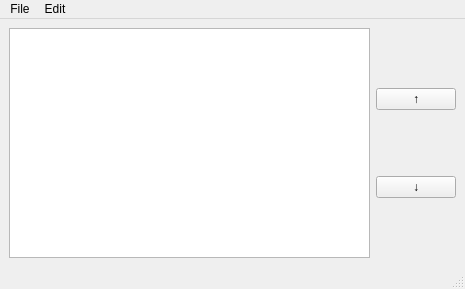
Before: the Qt Designer form QtCode/PrintProgramUI.ui in sciencefreak500/3DPrinterSoftware, drawn with Qt 5.
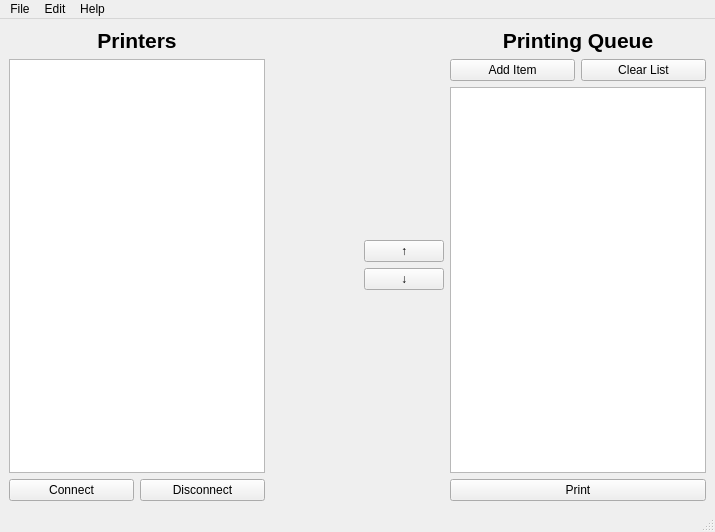
After: the same form once the commit is applied.

Diff of the .ui file:
```diff
--- a/QtCode/PrintProgramUI.ui
+++ b/QtCode/PrintProgramUI.ui
@@ -6,37 +6,217 @@
    <rect>
     <x>0</x>
     <y>0</y>
-    <width>465</width>
-    <height>289</height>
+    <width>715</width>
+    <height>532</height>
    </rect>
   </property>
   <property name="windowTitle">
    <string>3DPrint-Automation</string>
   </property>
   <widget class="QWidget" name="centralwidget">
-   <layout class="QGridLayout" name="gridLayout_2">
-    <item row="0" column="0">
-     <layout class="QGridLayout" name="gridLayout">
-      <item row="0" column="1">
-       <layout class="QVBoxLayout" name="verticalLayout">
+   <layout class="QHBoxLayout" name="horizontalLayout_2">
+    <item>
+     <layout class="QHBoxLayout" name="BackLayout">
+      <item>
+       <layout class="QVBoxLayout" name="vertPrinterLayout">
         <item>
-         <widget class="QPushButton" name="UpButton">
+         <widget class="QLabel" name="lbl_Printers">
+          <property name="font">
+           <font>
+            <family>Tahoma</family>
+            <pointsize>16</pointsize>
+            <weight>75</weight>
+            <italic>false</italic>
+            <bold>true</bold>
+           </font>
+          </property>
           <property name="text">
-           <string>↑</string>
+           <string>Printers</string>
           </property>
+          <property name="alignment">
+           <set>Qt::AlignCenter</set>
+          </property>
          </widget>
         </item>
         <item>
-         <widget class="QPushButton" name="DownButton">
-          <property name="text">
-           <string>↓</string>
+         <widget class="QListWidget" name="listPrinterList">
+          <property name="enabled">
+           <bool>true</bool>
           </property>
+          <property name="font">
+           <font>
+            <pointsize>12</pointsize>
+           </font>
+          </property>
+          <property name="dragEnabled">
+           <bool>false</bool>
+          </property>
+          <property name="dragDropMode">
+           <enum>QAbstractItemView::DragDrop</enum>
+          </property>
+          <property name="defaultDropAction">
+           <enum>Qt::MoveAction</enum>
+          </property>
+          <property name="selectionRectVisible">
+           <bool>false</bool>
+          </property>
          </widget>
         </item>
+        <item>
+         <layout class="QHBoxLayout" name="horizPrinterButtons">
+          <item>
+           <widget class="QPushButton" name="btn_Connect">
+            <property name="text">
+             <string>Connect</string>
+            </property>
+           </widget>
+          </item>
+          <item>
+           <widget class="QPushButton" name="btn_Disconnect">
+            <property name="text">
+             <string>Disconnect</string>
+            </property>
+           </widget>
+          </item>
+         </layout>
+        </item>
        </layout>
       </item>
-      <item row="0" column="0">
-       <widget class="QListWidget" name="PrintQueue"/>
+      <item>
+       <layout class="QVBoxLayout" name="vertMiddlePillar">
+        <item>
+         <layout class="QHBoxLayout" name="horizontalLayout">
+          <item>
+           <spacer name="horizontalSpacer">
+            <property name="orientation">
+             <enum>Qt::Horizontal</enum>
+            </property>
+            <property name="sizeHint" stdset="0">
+             <size>
+              <width>40</width>
+              <height>20</height>
+             </size>
+            </property>
+           </spacer>
+          </item>
+          <item>
+           <layout class="QVBoxLayout" name="vertMiddleButtonLayout">
+            <item>
+             <spacer name="verticalSpacer_2">
+              <property name="orientation">
+               <enum>Qt::Vertical</enum>
+              </property>
+              <property name="sizeHint" stdset="0">
+               <size>
+                <width>20</width>
+                <height>40</height>
+               </size>
+              </property>
+             </spacer>
+            </item>
+            <item>
+             <widget class="QPushButton" name="btn_MoveUp">
+              <property name="enabled">
+               <bool>true</bool>
+              </property>
+              <property name="text">
+               <string>↑</string>
+              </property>
+             </widget>
+            </item>
+            <item>
+             <widget class="QPushButton" name="btn_MoveDown">
+              <property name="text">
+               <string>↓</string>
+              </property>
+             </widget>
+            </item>
+            <item>
+             <spacer name="verticalSpacer">
+              <property name="orientation">
+               <enum>Qt::Vertical</enum>
+              </property>
+              <property name="sizeHint" stdset="0">
+               <size>
+                <width>20</width>
+                <height>40</height>
+               </size>
+              </property>
+             </spacer>
+            </item>
+           </layout>
+          </item>
+         </layout>
+        </item>
+       </layout>
+      </item>
+      <item>
+       <layout class="QVBoxLayout" name="vertQueueLayout">
+        <item>
+         <widget class="QLabel" name="lbl_PrintingQueue">
+          <property name="font">
+           <font>
+            <family>Tahoma</family>
+            <pointsize>16</pointsize>
+            <weight>75</weight>
+            <bold>true</bold>
+           </font>
+          </property>
+          <property name="text">
+           <string>Printing Queue</string>
+          </property>
+          <property name="alignment">
+           <set>Qt::AlignCenter</set>
+          </property>
+         </widget>
+        </item>
+        <item>
+         <layout class="QHBoxLayout" name="horizQueueButtons">
+          <item>
+           <widget class="QPushButton" name="btn_addItem">
+            <property name="enabled">
+             <bool>true</bool>
+            </property>
+            <property name="text">
+             <string>Add Item</string>
+            </property>
+           </widget>
+          </item>
+          <item>
+           <widget class="QPushButton" name="btn_clearList">
+            <property name="text">
+             <string>Clear List</string>
+            </property>
+           </widget>
+          </item>
+         </layout>
+        </item>
+        <item>
+         <widget class="QListWidget" name="list_PrintQueue">
+          <property name="font">
+           <font>
+            <pointsize>12</pointsize>
+           </font>
+          </property>
+          <property name="dragEnabled">
+           <bool>true</bool>
+          </property>
+          <property name="dragDropMode">
+           <enum>QAbstractItemView::DragDrop</enum>
+          </property>
+          <property name="defaultDropAction">
+           <enum>Qt::MoveAction</enum>
+          </property>
+         </widget>
+        </item>
+        <item>
+         <widget class="QPushButton" name="btn_Print">
+          <property name="text">
+           <string>Print</string>
+          </property>
+         </widget>
+        </item>
+       </layout>
       </item>
      </layout>
     </item>
@@ -47,8 +227,8 @@
     <rect>
      <x>0</x>
      <y>0</y>
-     <width>465</width>
-     <height>21</height>
+     <width>715</width>
+     <height>25</height>
     </rect>
    </property>
    <widget class="QMenu" name="menuFile">
@@ -62,11 +242,24 @@
     <property name="title">
      <string>Edit</string>
     </property>
-    <addaction name="actionAdd_To_Queue"/>
-    <addaction name="actionRemove_from_Queue"/>
+    <addaction name="actionEdit_Item_Properties"/>
+    <addaction name="separator"/>
+    <addaction name="actionMove_Selected_Up"/>
+    <addaction name="actionMove_Selected_Down_2"/>
+    <addaction name="separator"/>
+    <addaction name="actionPreferences"/>
+    <addaction name="actionConfigure"/>
+   </widget>
+   <widget class="QMenu" name="menuHelp">
+    <property name="title">
+     <string>Help</string>
+    </property>
+    <addaction name="actionDocumentation"/>
+    <addaction name="actionAbout"/>
    </widget>
    <addaction name="menuFile"/>
    <addaction name="menuEdit"/>
+   <addaction name="menuHelp"/>
   </widget>
   <widget class="QStatusBar" name="statusbar"/>
   <action name="actionPrint">
```
Left out of the diff: 82 changed lines with no effect on the pictures.
